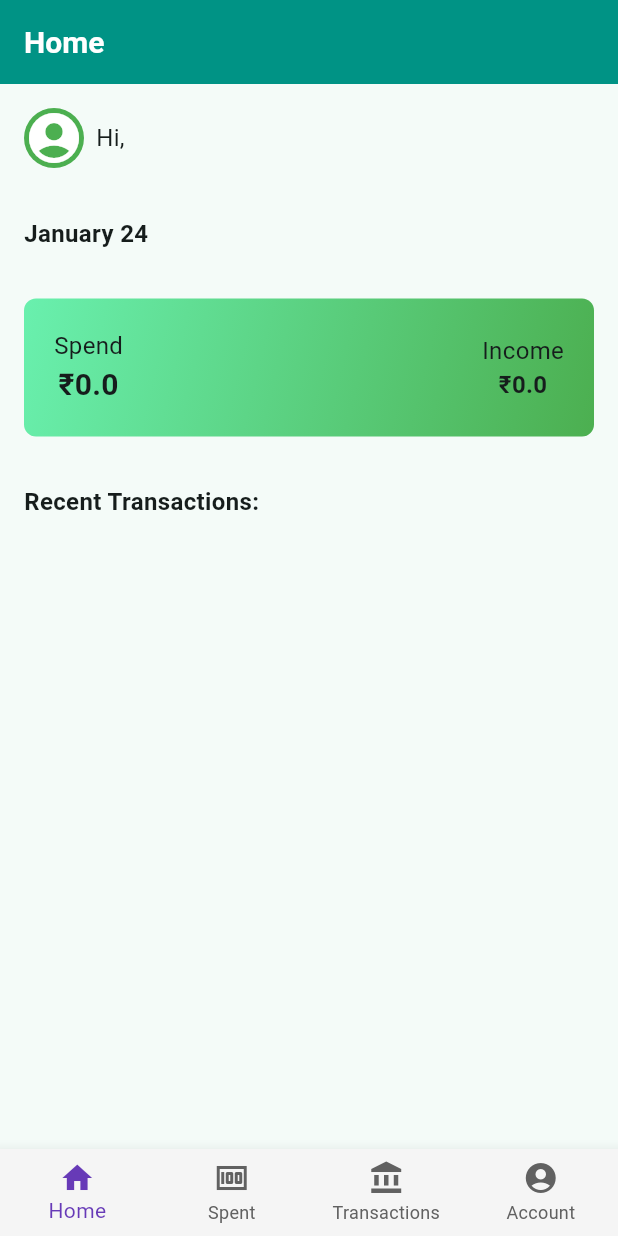
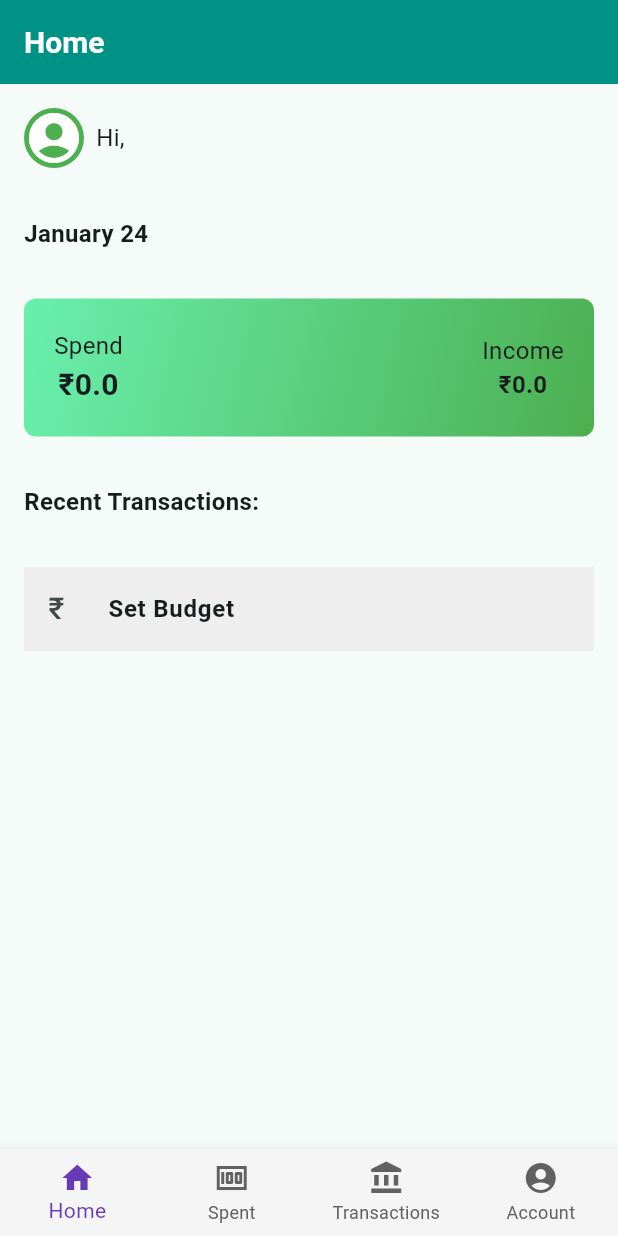
Before and after one commit to signatureresourcehub/spend_tracking_app, a Flutter app: the screen it shows after launch, after a tap on "skip", after a tap on "done", on a phone screen of 412 x 824 dp. Run offline on Flutter 3.47's test engine with Material 3 defaults, Android fonts, the phone set to English and light mode, and no system bars; our stand-ins replace cloud_firestore, firebase_auth, firebase_core, flutter_secure_storage, google_sign_in, lottie and 4 more; missing offline and left inert: easy_sms_receiver, flutter_background_service; accounts and stored records are empty.

Commit message:
with set budget

```diff
--- a/lib/dashboard.dart
+++ b/lib/dashboard.dart
@@ -6,6 +6,7 @@ import 'package:flutter_secure_storage/flutter_secure_storage.dart';
 import 'package:myapp/login.dart';
 import 'package:google_sign_in/google_sign_in.dart';
 import 'package:intl/intl.dart';
+import 'package:myapp/setbudget.dart';
 
 class DashBoard extends StatefulWidget {
   const DashBoard({Key? key}) : super(key: key);
@@ -20,6 +21,7 @@ class _DashBoardState extends State<DashBoard> {
   String _userName = "Loading...";
   double _creditedAmount = 0.0;
   double _debitedAmount = 0.0;
+  double? _budgetAmount;
   List<Map<String, dynamic>> _recentTransactions = [];
 
   @override
@@ -128,12 +130,33 @@ class _DashBoardState extends State<DashBoard> {
     }
   }
 
+  Future<void> _fetchBudget() async {
+    try {
+      User? user = FirebaseAuth.instance.currentUser;
+      if (user != null) {
+        DocumentSnapshot snapshot = await FirebaseFirestore.instance
+            .collection('budget')
+            .doc(user.uid)
+            .get();
+
+        if (snapshot.exists) {
+          setState(() {
+            _budgetAmount = snapshot['amount'];
+          });
+        }
+      }
+    } catch (e) {
+      print("Error fetching budget: $e");
+    }
+  }
+
   Future<void> _refreshPage() async {
     print("Refreshing page...");
     await _fetchUserName();
     await _fetchCreditedAmount();
     await _fetchDebitAmount();
     await _fetchRecentTransactions();
+    await _fetchBudget();
   }
 
   logout() async {
@@ -178,6 +201,18 @@ class _DashBoardState extends State<DashBoard> {
                 ],
               ),
             ),
+            if (_budgetAmount != null && _debitedAmount > _budgetAmount!)
+              Container(
+                padding: EdgeInsets.all(16),
+                alignment: Alignment.topLeft,
+                child: Text(
+                  "Budget exceeded for ${DateFormat('MMMM dd').format(DateTime.now())}",
+                  style: TextStyle(
+                      fontSize: 16,
+                      fontWeight: FontWeight.bold,
+                      color: Colors.red),
+                ),
+              ),
             Container(
               padding: EdgeInsets.all(16),
               alignment: Alignment.topLeft,
@@ -253,19 +288,29 @@ class _DashBoardState extends State<DashBoard> {
                   trailing: Icon(
                     transaction['type'] == 'debited'
                         ? Icons.trending_down
-                        : Icons.trending_down,
+                        : Icons.trending_up,
                     color: transaction['type'] == 'debited'
                         ? Colors.red
                         : Colors.green,
                   ),
                 );
               }).toList(),
-            // Container(
-            //   child: ElevatedButton(
-            //     child: Text("Logout"),
-            //     onPressed: logout,
-            //   ),
-            // ),
+            Container(
+              padding: EdgeInsets.all(16),
+              child: ListTile(
+                onTap: () {
+                  Navigator.push(context,
+                      MaterialPageRoute(builder: (context) => SetBudgetPage()));
+                },
+                leading: Text(
+                  "₹",
+                  style: TextStyle(fontSize: 20),
+                ),
+                tileColor: Colors.grey[200],
+                title: Text("Set Budget",
+                    style: TextStyle(fontWeight: FontWeight.bold)),
+              ),
+            ),
           ],
         ),
       ),
```
Also changed, not shown: lib/collaborators.dart (+58 -17 lines), lib/setbudget.dart (added, +103 -0 lines).
